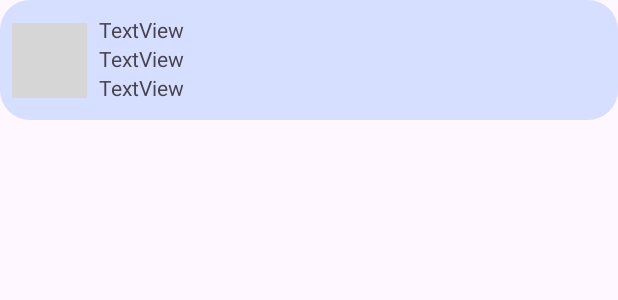
After one commit to Phongyv/Pharmacy-Managerment, an Android app: the layout item_product.xml on its own in the app's theme, with its tools: preview values and no code run, on a phone screen of 412 x 824 dp. The commit adds this screen. Shown: the top 300 px of the screen. Run offline under Robolectric (Android 15) with nearby library versions, the phone set to English and light mode, and no system bars; grey boxes are pictures that could not be loaded.

Commit message:
25/03/2025

```diff
--- a/app/build.gradle.kts
+++ b/app/build.gradle.kts
@@ -65,5 +65,6 @@ dependencies {
     implementation("com.github.PhilJay:MPAndroidChart:v3.1.0")
 
     implementation("com.google.android.material:material:1.4.0")
+    implementation("androidx.recyclerview:recyclerview:1.2.1")
 
 }
--- /dev/null
+++ b/app/src/main/res/layout/item_product.xml
@@ -0,0 +1,52 @@
+<androidx.constraintlayout.widget.ConstraintLayout xmlns:android="http://schemas.android.com/apk/res/android"
+    xmlns:app="http://schemas.android.com/apk/res-auto"
+    xmlns:tools="http://schemas.android.com/tools"
+    android:layout_width="match_parent"
+    android:layout_height="80dp"
+   android:background="@drawable/grid_item_border"
+    android:orientation="horizontal" >
+
+    <ImageView
+        android:id="@+id/imageView30"
+        android:layout_width="50dp"
+        android:layout_height="50dp"
+        android:layout_marginStart="8dp"
+        app:layout_constraintBottom_toBottomOf="parent"
+        app:layout_constraintStart_toStartOf="parent"
+        app:layout_constraintTop_toTopOf="parent"
+        tools:srcCompat="@tools:sample/avatars" />
+
+    <TextView
+        android:id="@+id/productId"
+        android:layout_width="0dp"
+        android:layout_height="wrap_content"
+        android:layout_marginStart="8dp"
+        android:layout_marginTop="10dp"
+        android:layout_marginEnd="8dp"
+        android:text="TextView"
+        app:layout_constraintEnd_toEndOf="parent"
+        app:layout_constraintStart_toEndOf="@+id/imageView30"
+        app:layout_constraintTop_toTopOf="parent" />
+
+    <TextView
+        android:id="@+id/name"
+        android:layout_width="0dp"
+        android:layout_height="wrap_content"
+        android:layout_marginStart="8dp"
+        android:layout_marginEnd="8dp"
+        android:text="TextView"
+        app:layout_constraintEnd_toEndOf="parent"
+        app:layout_constraintStart_toEndOf="@+id/imageView30"
+        app:layout_constraintTop_toBottomOf="@+id/productId" />
+
+    <TextView
+        android:id="@+id/price"
+        android:layout_width="0dp"
+        android:layout_height="wrap_content"
+        android:layout_marginStart="8dp"
+        android:layout_marginEnd="8dp"
+        android:text="TextView"
+        app:layout_constraintEnd_toEndOf="parent"
+        app:layout_constraintStart_toEndOf="@+id/imageView30"
+        app:layout_constraintTop_toBottomOf="@+id/name" />
+</androidx.constraintlayout.widget.ConstraintLayout>
```
Also changed, not shown: app/src/main/java/com/example/pharmacymanagerment/CartActivity.java (+90 -10 lines), app/src/main/java/com/example/pharmacymanagerment/CartAdapter.java (added, +55 -0 lines), app/src/main/java/com/example/pharmacymanagerment/MainActivity.java (+28 -29 lines), app/src/main/res/layout/activity_cart.xml (+35 -0 lines).
